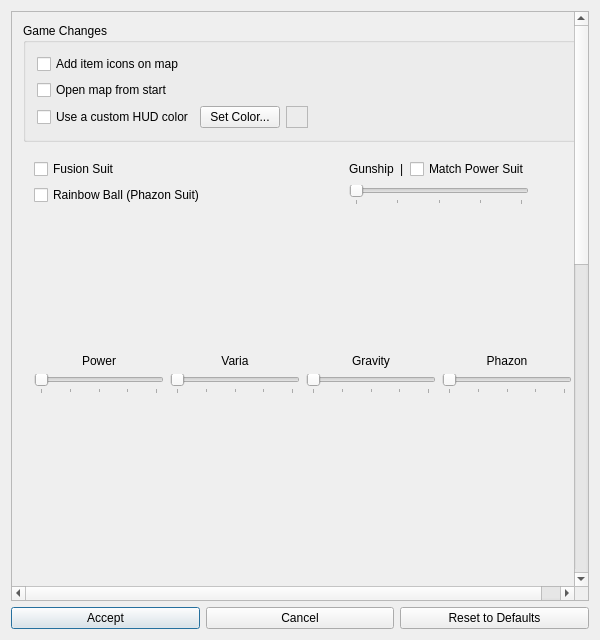
Above: randovania/games/prime1/gui/ui_files/prime_cosmetic_patches_dialog.ui from randovania/randovania before the change. Below: the same form after it.
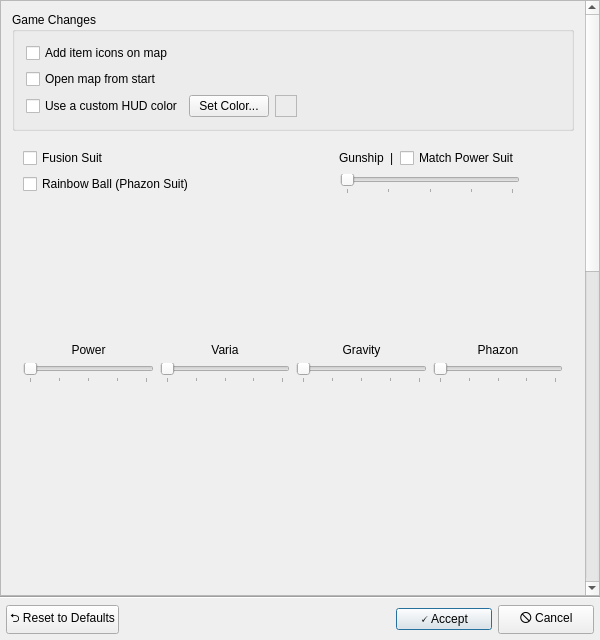
That is the form after the change. Custom widgets are drawn as their Qt base class.

Commit message: GUI: improve footer of cosmetic dialogs

Patch:
```diff
--- a/randovania/games/prime1/gui/ui_files/prime_cosmetic_patches_dialog.ui
+++ b/randovania/games/prime1/gui/ui_files/prime_cosmetic_patches_dialog.ui
@@ -13,32 +13,23 @@
   <property name="windowTitle">
    <string>Metroid Prime 1 - Cosmetic Options</string>
   </property>
-  <layout class="QGridLayout" name="gridLayout">
-   <item row="2" column="2">
-    <widget class="QPushButton" name="reset_button">
-     <property name="text">
-      <string>Reset to Defaults</string>
-     </property>
-    </widget>
-   </item>
-   <item row="2" column="0">
-    <widget class="QPushButton" name="accept_button">
-     <property name="text">
-      <string>Accept</string>
-     </property>
-     <property name="default">
-      <bool>true</bool>
-     </property>
-    </widget>
-   </item>
-   <item row="2" column="1">
-    <widget class="QPushButton" name="cancel_button">
-     <property name="text">
-      <string>Cancel</string>
-     </property>
-    </widget>
-   </item>
-   <item row="1" column="0" colspan="3">
+  <layout class="QVBoxLayout" name="verticalLayout_2">
+   <property name="spacing">
+    <number>0</number>
+   </property>
+   <property name="leftMargin">
+    <number>0</number>
+   </property>
+   <property name="topMargin">
+    <number>0</number>
+   </property>
+   <property name="rightMargin">
+    <number>0</number>
+   </property>
+   <property name="bottomMargin">
+    <number>0</number>
+   </property>
+   <item>
     <widget class="QScrollArea" name="scrollArea">
      <property name="widgetResizable">
       <bool>true</bool>
@@ -48,8 +39,8 @@
        <rect>
         <x>0</x>
         <y>0</y>
-        <width>566</width>
-        <height>1236</height>
+        <width>584</width>
+        <height>1350</height>
        </rect>
       </property>
       <layout class="QVBoxLayout" name="verticalLayout">
@@ -898,6 +889,78 @@
      </widget>
     </widget>
    </item>
+   <item>
+    <widget class="Line" name="line">
+     <property name="orientation">
+      <enum>Qt::Orientation::Horizontal</enum>
+     </property>
+    </widget>
+   </item>
+   <item>
+    <layout class="QHBoxLayout" name="footer_layout">
+     <property name="leftMargin">
+      <number>6</number>
+     </property>
+     <property name="topMargin">
+      <number>6</number>
+     </property>
+     <property name="rightMargin">
+      <number>6</number>
+     </property>
+     <property name="bottomMargin">
+      <number>6</number>
+     </property>
+     <item>
+      <widget class="QPushButton" name="reset_button">
+       <property name="text">
+        <string notr="true">⮌ Reset to Defaults</string>
+       </property>
+      </widget>
+     </item>
+     <item>
+      <spacer name="horizontalSpacer">
+       <property name="orientation">
+        <enum>Qt::Orientation::Horizontal</enum>
+       </property>
+       <property name="sizeHint" stdset="0">
+        <size>
+         <width>40</width>
+         <height>20</height>
+        </size>
+       </property>
+      </spacer>
+     </item>
+     <item>
+      <widget class="QPushButton" name="accept_button">
+       <property name="minimumSize">
+        <size>
+         <width>96</width>
+         <height>0</height>
+        </size>
+       </property>
+       <property name="text">
+        <string notr="true">🗸 Accept</string>
+       </property>
+       <property name="default">
+        <bool>true</bool>
+       </property>
+      </widget>
+     </item>
+     <item>
+      <widget class="QPushButton" name="cancel_button">
+       <property name="minimumSize">
+        <size>
+         <width>96</width>
+         <height>0</height>
+        </size>
+       </property>
+       <property name="text">
+        <string notr="true">🛇 Cancel</string>
+       </property>
+      </widget>
+     </item>
+    </layout>
+   </item>
   </layout>
  </widget>
  <layoutdefault spacing="6" margin="11"/>
```
Left out of the diff: 492 changed lines with no effect on the pictures. The commit also changes 22 other files.
